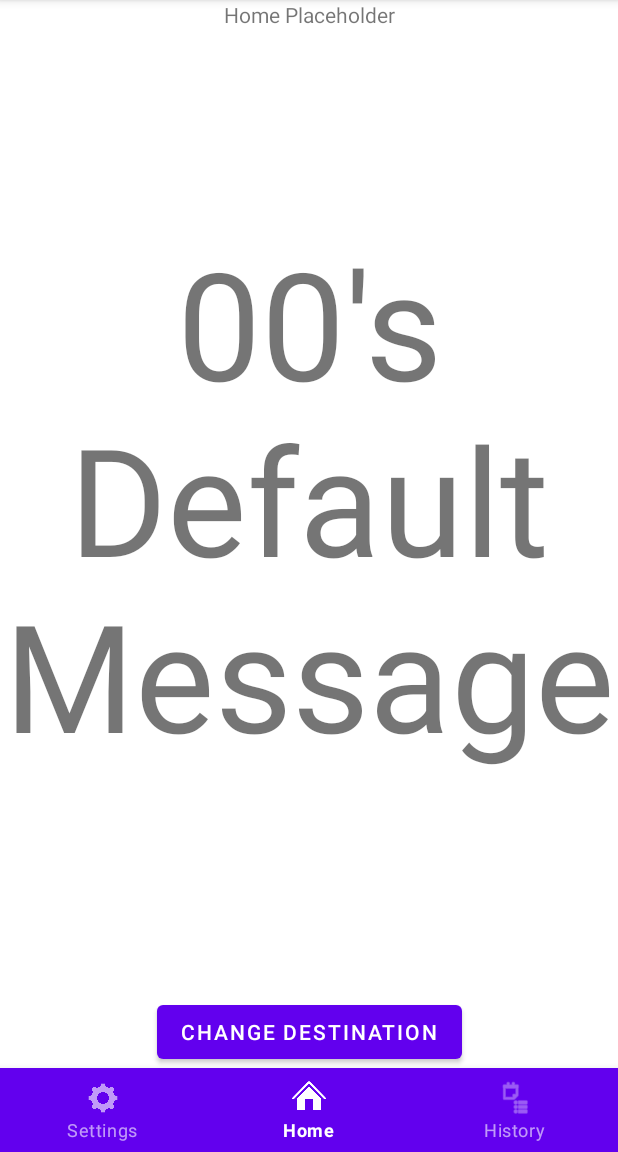
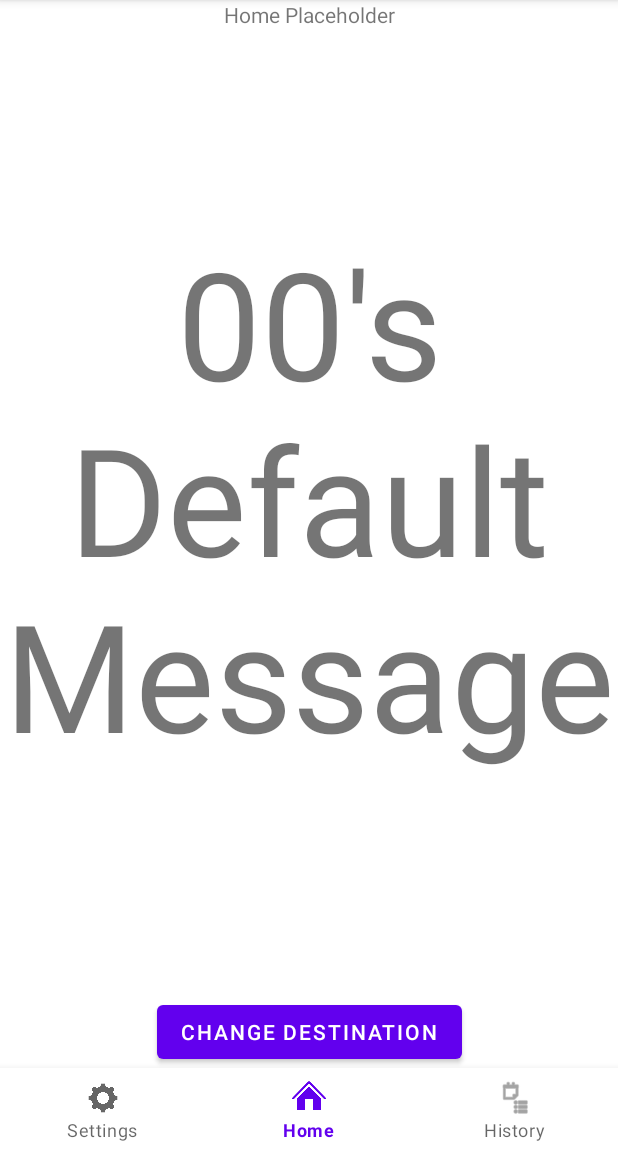
Before and after one commit to dotSlashJack/stay-balanced-app, an Android app: the screen it shows after launch (MainActivity), on a phone screen of 412 x 824 dp, the part 84-1236 px from its top. Run offline under Robolectric (Android 15) with nearby library versions, the phone set to English and light mode, and no system bars.

Commit message:
Added comments

```diff
--- a/app/src/main/java/edu/staybalanced/staybalanced/MainActivity.java
+++ b/app/src/main/java/edu/staybalanced/staybalanced/MainActivity.java
@@ -23,7 +23,17 @@ public class MainActivity extends AppCompatActivity {
         super.onCreate(savedInstanceState);
         setContentView(R.layout.activity_main);
 
+        // Set up the BottomNavigationView
         bottomMenu = findViewById(R.id.menu_view);
+        /* Set the initially selected button.  This should correspond to the screen that's brought
+         * up by default whenever this Activity is launched.  In this example, this default screen
+         * is declared in the NavGraph as the startDestination.
+         *
+         * Note how the NavigationBarView Class handles highlighting the appropriate button as
+         * selected whenever its Listener changes the Fragment.  If the Fragment is changed by a
+         * different process (like the onClick() method below) this automatic highlighting will not
+         * occure.  That other process should be sure to call .setSelectedItemId() where necessary.
+         */
         bottomMenu.setSelectedItemId(R.id.menu_item_home);
         bottomMenu.setOnItemSelectedListener(item -> {
             NavController navController = Navigation.findNavController(findViewById(R.id.frag_container));
@@ -53,7 +63,7 @@ public class MainActivity extends AppCompatActivity {
            rather than the FragmentManager that was used in onCreate() in previous commits
 
            1) Get a reference to the FragmentViewContainer's NavController
-           2) Use SafeArgs' Classes that are created according to the NavGraph XML to select a
+           2) Use SafeArgs' Classes that are auto-created according to the NavGraph XML to select a
               navigation action.  At this time, I was unable to figure out how to determine which
               Fragment is currently on display, so I could not choose the correct action based on
               that.  Instead, I had to use a hacky try-catch syntax as a placeholder.  I presume
--- a/app/src/main/res/layout/activity_main.xml
+++ b/app/src/main/res/layout/activity_main.xml
@@ -36,9 +36,9 @@
         app:layout_constraintStart_toStartOf="parent"
         app:layout_constraintEnd_toEndOf="parent" />
 
+    <!--Notice we link the resource defined in res/menu/ to this NavigationBar-->
     <com.google.android.material.bottomnavigation.BottomNavigationView
         android:id="@+id/menu_view"
-        style="@style/Widget.MaterialComponents.BottomNavigationView.Colored"
         android:layout_width="match_parent"
         android:layout_height="wrap_content"
         app:menu="@menu/menu_items"
--- a/app/src/main/res/layout/fragment_00.xml
+++ b/app/src/main/res/layout/fragment_00.xml
@@ -18,6 +18,10 @@
             app:layout_constraintStart_toStartOf="parent"
             app:layout_constraintEnd_toEndOf="parent"/>
 
+        <!--Note how the text assigned here is never displayed.  This is because
+            A default argument is given in the NavGraph for this Fragment's entry
+            and the Fragment's code sets this text to whatever value it is passed
+            when it is instantiated.-->
         <TextView
             android:layout_width="match_parent"
             android:layout_height="match_parent"
@@ -31,9 +35,4 @@
             app:layout_constraintEnd_toEndOf="parent" />
     </androidx.constraintlayout.widget.ConstraintLayout>
 
-    <!--Note how the text assigned here is never displayed.  This is because
-        A default argument is given in the NavGraph for this Fragment's entry
-        and the Fragment's code sets this text to whatever value it is passed
-        when it is instantiated.-->
-
 </FrameLayout>
--- a/app/src/main/res/menu/menu_items.xml
+++ b/app/src/main/res/menu/menu_items.xml
@@ -1,4 +1,7 @@
 <?xml version="1.0" encoding="utf-8"?>
+<!--This resource file defines the buttons of a BottomNavigationView along
+    with their icons and labels.
+    * A BottomNav can only hold up to 5 buttons.-->
 <menu xmlns:android="http://schemas.android.com/apk/res/android">
     <item android:id="@+id/menu_item_settings"
         android:enabled="true"
--- a/app/src/main/res/navigation/nav_graph00.xml
+++ b/app/src/main/res/navigation/nav_graph00.xml
@@ -56,6 +56,8 @@
         android:name="edu.staybalanced.staybalanced.Fragment02"
         android:label="fragment_02"
         tools:layout="@layout/fragment_02" />
+    <!--Here, global Actions are defined to be used by the BottomNavigationBar, but any
+        Fragment can call on these at any time as well.-->
     <action
         android:id="@+id/to_settings"
         app:destination="@id/fragment02"
--- a/app/src/main/res/values/strings.xml
+++ b/app/src/main/res/values/strings.xml
@@ -6,6 +6,7 @@
     <string name="menu_home">Home</string>
     <string name="menu_history">History</string>
 
+    <!--Placeholders for Dev Use-->
     <string name="hello_blank_fragment">Hello blank fragment</string>
     <string name="large_text">
         <b><u>"History Placeholder\n\n"</u></b>
```
Also changed, not shown: app/src/main/res/layout/menu_layout.xml (deleted, +0 -14 lines).
